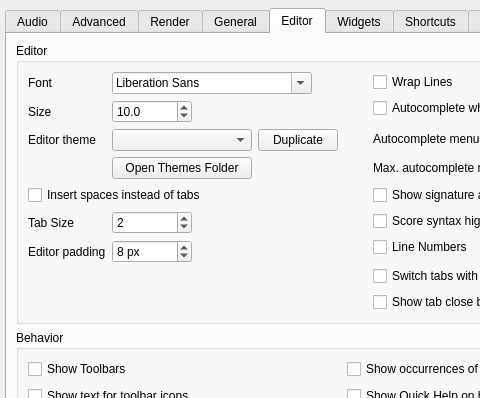
The window that src/configdialog.ui (CsoundQt/CsoundQt) describes before a commit, drawn with Qt 5; both pictures show x 0 to 480 and y 0 to 398 of the 740 by 680 pixel window.
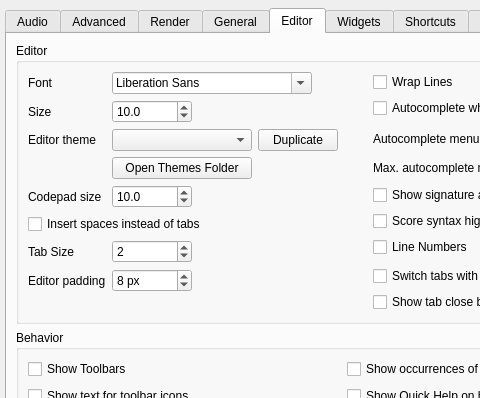
The same window after the commit.

Commit message: Improve Codepad editing, evaluation and shortcuts

Diff of the .ui file:
```diff
--- a/src/configdialog.ui
+++ b/src/configdialog.ui
@@ -2544,6 +2544,47 @@
                   </property>
                  </widget>
                 </item>
+                <item row="4" column="0">
+                 <widget class="QLabel" name="codePadFontSizeLabel">
+                  <property name="text">
+                   <string>Codepad size</string>
+                  </property>
+                 </widget>
+                </item>
+                <item row="4" column="1">
+                 <widget class="QDoubleSpinBox" name="codePadFontSizeSpinBox">
+                  <property name="minimumSize">
+                   <size>
+                    <width>80</width>
+                    <height>0</height>
+                   </size>
+                  </property>
+                  <property name="maximumSize">
+                   <size>
+                    <width>80</width>
+                    <height>40</height>
+                   </size>
+                  </property>
+                  <property name="toolTip">
+                   <string>Codepad font size in points. This is independent of the editor font size.</string>
+                  </property>
+                  <property name="decimals">
+                   <number>1</number>
+                  </property>
+                  <property name="minimum">
+                   <double>6.000000000000000</double>
+                  </property>
+                  <property name="maximum">
+                   <double>48.000000000000000</double>
+                  </property>
+                  <property name="singleStep">
+                   <double>1.000000000000000</double>
+                  </property>
+                  <property name="value">
+                   <double>10.000000000000000</double>
+                  </property>
+                 </widget>
+                </item>
                </layout>
               </item>
              </layout>
```
The commit also changes 10 other files.
